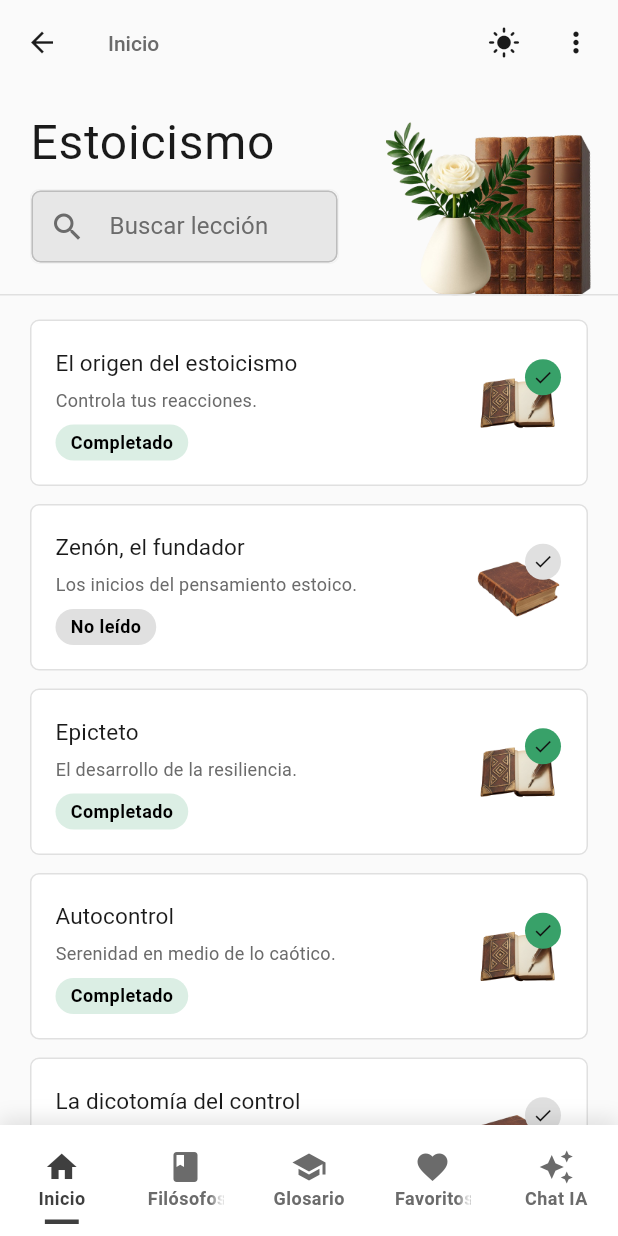
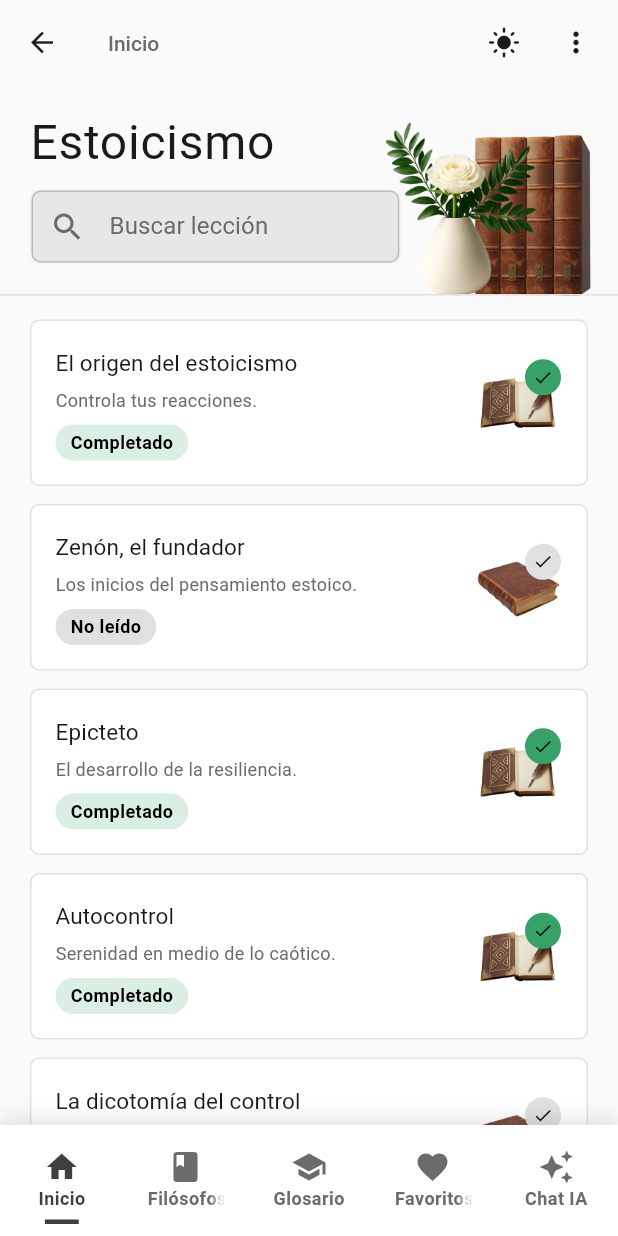
Before and after one commit to UzielTzab/The_Stoic_Sage, a Flutter app: the HomeScreen screen opened by its route, on a phone screen of 412 x 824 dp. Run offline on Flutter 3.47's test engine with Material 3 defaults, Android fonts, the phone set to English and light mode, and no system bars; our stand-ins replace flutter_markdown, shared_preferences; accounts and stored records are empty; network calls fail; Roboto replaces fonts that are missing (SF Pro Display, SF Pro Text).

```diff
--- a/lib/screens/home_screen.dart
+++ b/lib/screens/home_screen.dart
@@ -20,11 +20,14 @@ class HomeScreen extends StatefulWidget {
 class _HomeScreenState extends State<HomeScreen>
     with SingleTickerProviderStateMixin {
   late TabController _tabController;
+  late final TextEditingController _searchController;
+  String _searchQuery = '';
 
   @override
   void initState() {
     super.initState();
     _tabController = TabController(length: 5, vsync: this);
+    _searchController = TextEditingController();
     // Ensure the home screen starts in light mode the first time it opens
     WidgetsBinding.instance.addPostFrameCallback((_) {
       final themeProvider = Provider.of<ThemeProvider>(context, listen: false);
@@ -34,6 +37,7 @@ class _HomeScreenState extends State<HomeScreen>
 
   @override
   void dispose() {
+    _searchController.dispose();
     _tabController.dispose();
     super.dispose();
   }
@@ -43,6 +47,12 @@ class _HomeScreenState extends State<HomeScreen>
     final themeProvider = Provider.of<ThemeProvider>(context);
     final progressProvider = context.watch<LessonProgressProvider>();
     final favoriteProvider = context.watch<FavoriteLessonsProvider>();
+    final normalizedQuery = _searchQuery.trim().toLowerCase();
+    final filteredLessons = normalizedQuery.isEmpty
+        ? stoicContentData
+        : stoicContentData.where((lesson) {
+            return lesson.title.toLowerCase().contains(normalizedQuery);
+          }).toList();
 
     return Scaffold(
       appBar: AppBar(
@@ -149,7 +159,7 @@ class _HomeScreenState extends State<HomeScreen>
                                 const SizedBox(height: 12),
                                 SizedBox(
                                   width:
-                                      MediaQuery.of(context).size.width * 0.5,
+                                      MediaQuery.of(context).size.width * 0.6,
                                   child: Container(
                                     decoration: BoxDecoration(
                                       color: Colors.transparent,
@@ -161,6 +171,13 @@ class _HomeScreenState extends State<HomeScreen>
                                       ),
                                     ),
                                     child: TextField(
+                                      controller: _searchController,
+                                      onChanged: (value) {
+                                        setState(() {
+                                          _searchQuery = value;
+                                        });
+                                      },
+                                      textInputAction: TextInputAction.search,
                                       decoration: InputDecoration(
                                         hintText: "Buscar lección",
                                         hintStyle: AppTextStyles.inputHint
@@ -171,6 +188,21 @@ class _HomeScreenState extends State<HomeScreen>
                                           Icons.search,
                                           color: context.textSecondary,
                                         ),
+                                        suffixIcon: _searchQuery.isNotEmpty
+                                            ? IconButton(
+                                                tooltip: 'Limpiar búsqueda',
+                                                icon: Icon(
+                                                  Icons.close,
+                                                  color: context.textSecondary,
+                                                ),
+                                                onPressed: () {
+                                                  setState(() {
+                                                    _searchQuery = '';
+                                                    _searchController.clear();
+                                                  });
+                                                },
+                                              )
+                                            : null,
                                         border: InputBorder.none,
                                         contentPadding:
                                             const EdgeInsets.symmetric(
@@ -193,19 +225,48 @@ class _HomeScreenState extends State<HomeScreen>
 
                 // Lessons list (sin encabezados de sección)
                 Expanded(
-                  child: ListView.builder(
+                  child: filteredLessons.isEmpty
+                      ? Center(
+                          child: Column(
+                            mainAxisAlignment: MainAxisAlignment.center,
+                            children: [
+                              Icon(
+                                Icons.search_off,
+                                size: 64,
+                                color: context.textSecondary,
+                              ),
+                              const SizedBox(height: 16),
+                              Text(
+                                "Sin coincidencias",
+                                style: AppTextStyles.h3.copyWith(
+                                  color: context.textPrimary,
+                                ),
+                              ),
+                              const SizedBox(height: 8),
+                              Text(
+                                "Intenta con otro término o limpia la búsqueda",
+                                style: AppTextStyles.bodyMedium.copyWith(
+                                  color: context.textSecondary,
+                                ),
+                                textAlign: TextAlign.center,
+                              ),
+                            ],
+                          ),
+                        )
+                      : ListView.builder(
                           padding: const EdgeInsets.symmetric(
                             horizontal: 20,
                             vertical: 16,
                           ),
-                    itemCount: stoicContentData.length,
+                          itemCount: filteredLessons.length,
                           itemBuilder: (context, index) {
-                      final lesson = stoicContentData[index];
+                            final lesson = filteredLessons[index];
                             final status = progressProvider.statusFor(
                               lesson.id,
                               fallback: lesson.status,
                             );
-                      final isCompleted = status == LessonStatus.completed;
+                            final isCompleted =
+                                status == LessonStatus.completed;
                             final isFavorite = favoriteProvider.isFavorite(
                               lesson.id,
                               fallback: lesson.isFavorite,
```
Lines whose indentation alone changed are shown as unchanged.
